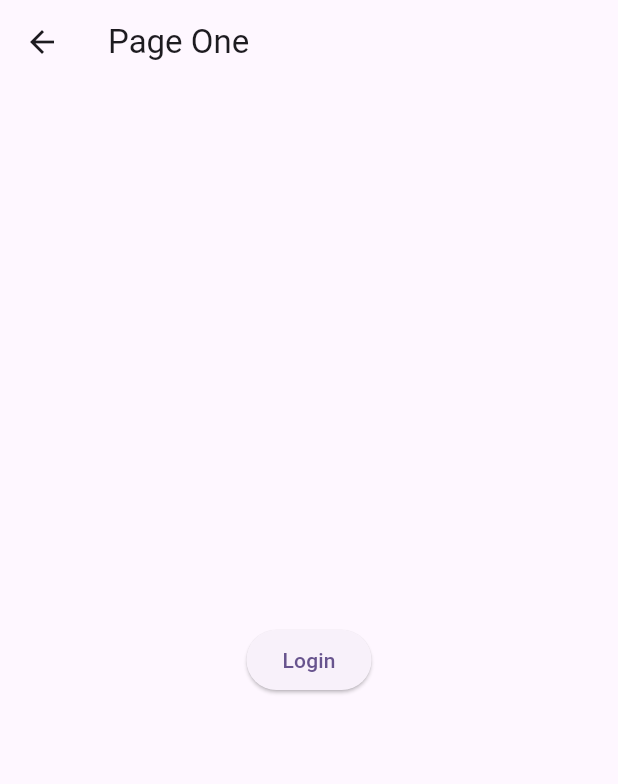
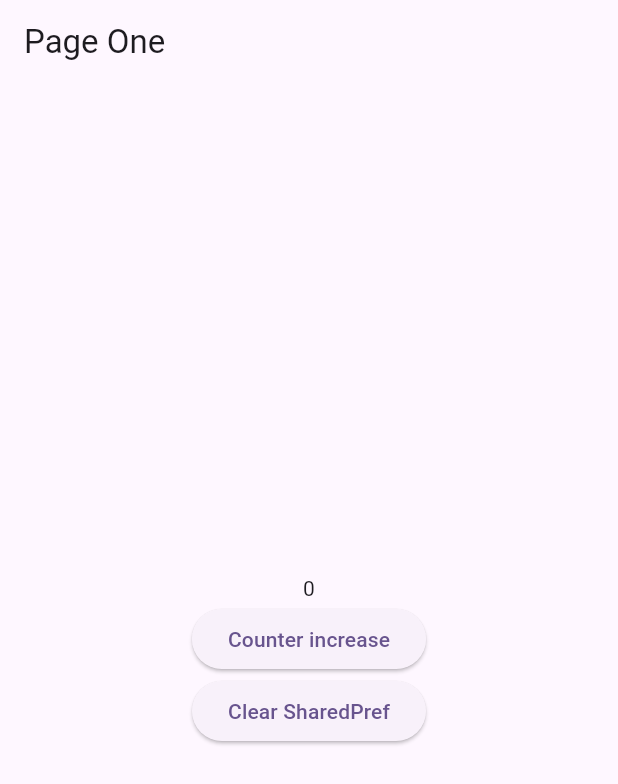
Before and after one commit to Ahmed-Hemdan/learn_getx, a Flutter app: the PageOne screen opened directly, on a phone screen of 412 x 824 dp. Shown: the top 784 px of the screen. Run offline on Flutter 3.47's test engine with Material 3 defaults, Android fonts, the phone set to English and light mode, and no system bars; our stand-ins replace get, shared_preferences; accounts and stored records are empty.

Commit message:
GetxServices

```diff
--- a/lib/middleware/SuperMiddleware.dart
+++ /dev/null
@@ -1,17 +0,0 @@
-
-import 'package:flutter/material.dart';
-import 'package:get/get.dart';
-
-
-class SuperMiddleware extends GetMiddleware{
-
-  @override
-  // TODO: implement priority
-  int? get priority => 1;
-  @override
-  RouteSettings? redirect(String? route) {
-
-    bool isSuper = true;
-    if (isSuper== true) return const RouteSettings(name: "/Super");
-  }
-}
--- a/lib/middleware/middleware.dart
+++ /dev/null
@@ -1,18 +0,0 @@
-
-import 'package:flutter/material.dart';
-import 'package:get/get.dart';
-import 'package:learn_getx/main.dart';
-
-
-class Middleware extends GetMiddleware{
-
-  @override
-  // TODO: implement priority
-  int? get priority => 2;
-@override
-RouteSettings? redirect(String? route) {
-    // TODO: implement redirect
-    if (sharedPreferences!.getString('id') != null) return const RouteSettings(name: "/PageTwo");
-
-  }
-}
--- /dev/null
+++ b/lib/services/SettingServices.dart
@@ -0,0 +1,18 @@
+import 'package:get/get.dart';
+import 'package:shared_preferences/shared_preferences.dart';
+
+class SettingServices extends GetxService {
+  late SharedPreferences sharedPref;
+  RxInt counter = 0.obs;
+  Future<SettingServices> init() async {
+    // you can call every thing you want to init here
+    sharedPref = await SharedPreferences.getInstance();
+    counter.value = sharedPref.getInt("counter") ?? 0;
+    return this;
+  }
+
+  void increase() {
+    counter++;
+    sharedPref.setInt("counter", counter.value);
+  }
+}
--- a/lib/view/PageOne.dart
+++ b/lib/view/PageOne.dart
@@ -1,12 +1,10 @@
 import 'package:flutter/material.dart';
 import 'package:get/get.dart';
-import 'package:learn_getx/main.dart';
-
-
+import 'package:learn_getx/services/SettingServices.dart';
 
 class PageOne extends StatelessWidget {
- const  PageOne({super.key});
-
+   PageOne({super.key});
+  final SettingServices c = Get.find();
 
   @override
   Widget build(BuildContext context) {
@@ -16,10 +14,15 @@ class PageOne extends StatelessWidget {
         child: Column(
           mainAxisAlignment: MainAxisAlignment.center,
           children: [
-            ElevatedButton(onPressed: () async{
-                     await sharedPreferences!.setString("id", "1");
-              Get.toNamed( "/PageTwo");
-            }, child: const Text("Login"))
+            GetX<SettingServices>(builder: (controller) {
+              return Text(controller.counter.value.toString());
+            }),
+            ElevatedButton(onPressed: () {
+              c.increase();
+            },child: const Text("Counter increase"),),
+            ElevatedButton(onPressed: () {
+              c.sharedPref.clear();
+            },child: const Text("Clear SharedPref"),),
           ],
         ),
       ),
```
Also changed, not shown: lib/main.dart (+9 -30 lines), lib/view/PageTwo.dart (deleted, +0 -28 lines), lib/view/Super.dart (deleted, +0 -17 lines).
